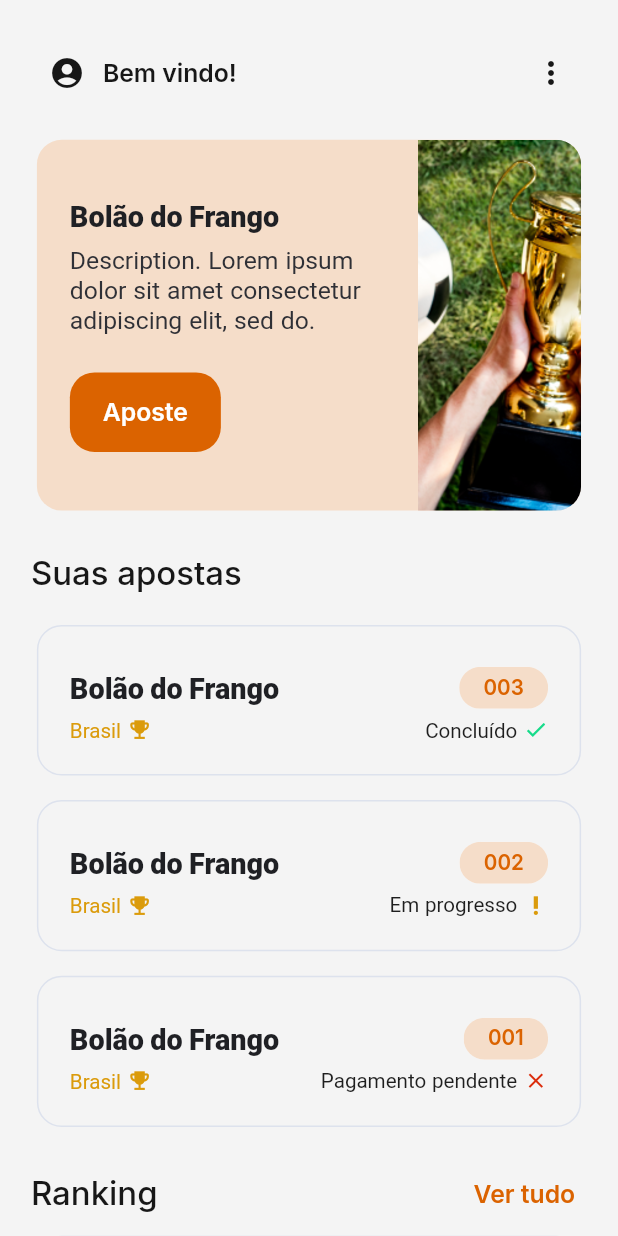
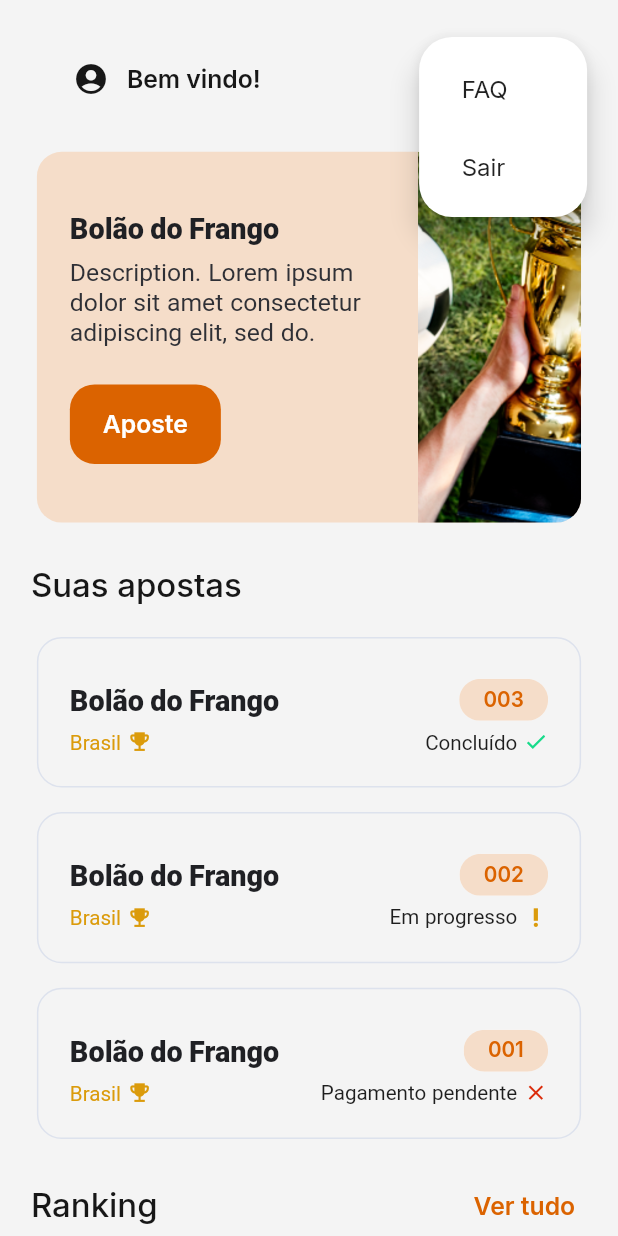
Before and after one commit to Bolao-do-Frango/bolao-do-frango-app, a Flutter app: the HomePage screen opened by its route, after a tap on the "more vert" icon, on a phone screen of 412 x 824 dp. Run offline on Flutter 3.47's test engine with Material 2 defaults, Android fonts, the phone set to English and light mode, and no system bars; our stand-ins replace dots_indicator, flutter_mobx, flutter_modular, google_fonts, mobx, sizer; generated files the repository leaves out were written again.

Commit message:
:sparkles: Adding faq screens

```diff
--- a/lib/app/app_module.dart
+++ b/lib/app/app_module.dart
@@ -2,6 +2,7 @@ import 'package:flutter_modular/flutter_modular.dart';
 
 import 'features/account/account.module.dart';
 import 'features/auth/auth.module.dart';
+import 'features/faq/faq.module.dart';
 import 'features/home/home.module.dart';
 import 'features/pool/pool.module.dart';
 import 'features/ranking/ranking.module.dart';
@@ -14,5 +15,6 @@ class AppModule extends Module {
         ModuleRoute('/pool', module: PoolModule()),
         ModuleRoute('/account', module: AccountModule()),
         ModuleRoute('/ranking', module: RankingModule()),
+        ModuleRoute('/faq', module: FaqModule()),
       ];
 }
--- a/lib/app/core/design/tokens/token_colors.dart
+++ b/lib/app/core/design/tokens/token_colors.dart
@@ -15,6 +15,7 @@ class TokenColors {
 
   static const Color kLightGold = Color(0xFFF3E1B9);
   static const Color kGold = Color(0xFFDB9B0B);
+  static const Color kLightGreen = Color(0xFFDBF8EC);
   static const Color kGreen = Color(0xFF16DB8A);
   static const Color kOrange = Color(0xFFDB6300);
   static const Color kBlue = Color(0xFF1657DB);
--- a/lib/app/features/home/pages/components/app_bar.component.dart
+++ b/lib/app/features/home/pages/components/app_bar.component.dart
@@ -1,5 +1,6 @@
 import 'package:flutter/material.dart';
 import 'package:flutter_modular/flutter_modular.dart';
+import 'package:sizer/sizer.dart';
 
 import '../../../../core/design/tokens/token_colors.dart';
 import '../../../../core/design/tokens/token_text_style.dart';
@@ -9,12 +10,14 @@ class AppBarComponent extends StatelessWidget {
 
   @override
   Widget build(BuildContext context) {
-    return Row(
-      mainAxisAlignment: MainAxisAlignment.spaceBetween,
+    return AppBar(
+      elevation: 0,
+      backgroundColor: Theme.of(context).scaffoldBackgroundColor,
+      centerTitle: false,
+      automaticallyImplyLeading: false,
+      title: Row(
+        mainAxisAlignment: MainAxisAlignment.start,
         children: <Widget>[
-        Row(
-          mainAxisAlignment: MainAxisAlignment.start,
-          children: [
           IconButton(
             onPressed: () => Modular.to.pushNamed('/account/details'),
             icon: const Hero(
@@ -31,12 +34,36 @@ class AppBarComponent extends StatelessWidget {
           ),
         ],
       ),
-        IconButton(
-          onPressed: () {},
-          icon: const Icon(
-            Icons.more_vert,
-            color: TokenColors.kBlack2,
+      actionsIconTheme: const IconThemeData(
+        color: TokenColors.kBlack1,
       ),
+      actions: [
+        PopupMenuButton<String>(
+          shape: RoundedRectangleBorder(
+            borderRadius: BorderRadius.circular(16.sp),
+          ),
+          itemBuilder: (BuildContext context) => [
+            PopupMenuItem(
+              child: Padding(
+                padding: EdgeInsets.symmetric(
+                  horizontal: 3.w,
+                  vertical: 2.h,
+                ),
+                child: const Text('FAQ'),
+              ),
+              onTap: () => Modular.to.pushNamed('/faq/'),
+            ),
+            PopupMenuItem(
+              child: Padding(
+                padding: EdgeInsets.symmetric(
+                  horizontal: 3.w,
+                  vertical: 2.h,
+                ),
+                child: const Text('Sair'),
+              ),
+              onTap: () => Modular.to.pushReplacementNamed('/auth/welcome'),
+            ),
+          ],
         ),
       ],
     );
```
Also changed, not shown: lib/app/features/account/pages/edit_password.page.dart (+31 -2 lines), lib/app/features/faq/controllers/faq.controller.dart (added, +14 -0 lines), lib/app/features/faq/faq.module.dart (added, +19 -0 lines), lib/app/features/faq/pages/faq.page.dart (added, +97 -0 lines), pubspec.yaml (+7 -0 lines), lib/app/features/faq/controllers/faq.controller.g.dart (added), pubspec.lock, 1 other file. Lines whose indentation alone changed are shown as unchanged.
